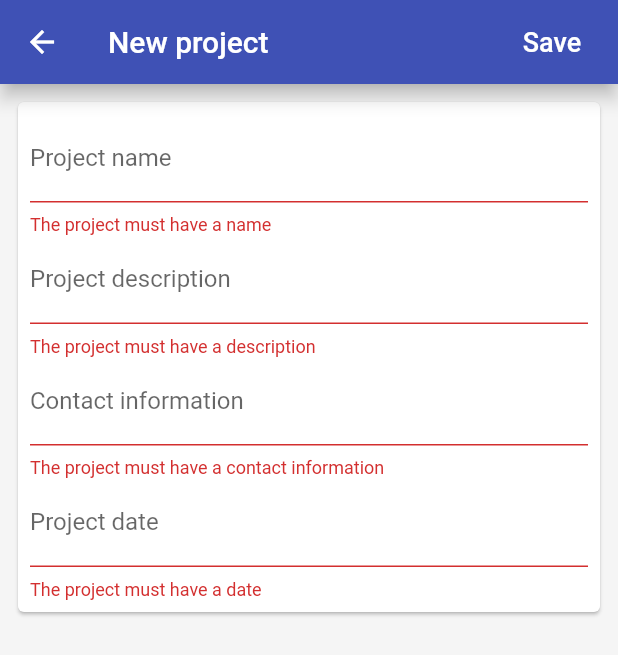
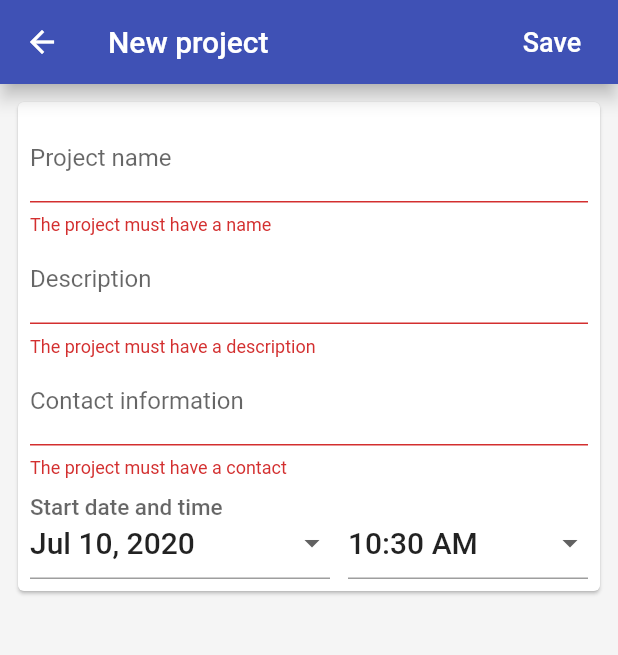
Before and after one commit to jlsegb/LoseYourself, a Flutter app: the ProjectManagementPage screen opened directly with empty values, after a tap on "Save", on a phone screen of 412 x 824 dp. Shown: the top 655 px of the screen. Run offline on Flutter 3.47's test engine with Material 2 defaults, Android fonts, the phone set to English and light mode, and no system bars; our stand-ins replace cloud_firestore, firebase_auth, google_sign_in; accounts and stored records are empty.

Commit message:
Date and time are now handled with different widgets
The date formatter, date time picker, and input dropdown are
original files from a course by Andrea Bizzotto. These have been
modified to one or other degree to make more sense for this app.

There are changes that have been introduced as using DateTime and
TimeOfDay to handle date and time respectively. Project management
now uses a date time picker and handles the conversion of
TimeOfDay and DateTime to/from String.

The validators class has been renamed to sign in validators

```diff
--- a/lib/app/home/models/project.dart
+++ b/lib/app/home/models/project.dart
@@ -1,32 +1,37 @@
 import 'package:flutter/foundation.dart';
+import 'package:flutter/material.dart';
 
 class Project {
   Project({
+    @required this.name,
     @required this.description,
-    @required this.name,
     @required this.contactInfo,
     @required this.date,
+    @required this.time,
     @required this.id,
   });
 
-  final String contactInfo;
   final String name;
   final String description;
+  final String contactInfo;
   final String date;
+  final String time;
   final String id;
 
   factory Project.fromMap(Map<String, dynamic> data, String projectId) {
     if (data != null) {
-      final String contactInfo = data['contactInfo'];
       final String name = data['name'];
       final String description = data['description'];
+      final String contactInfo = data['contactInfo'];
       final String date = data['date'];
+      final String time = data['time'];
 
       return Project(
         name: name,
+        description: description,
         contactInfo: contactInfo,
-        description: description,
         date: date,
+        time: time,
         id: projectId,
       );
     }
@@ -40,6 +45,8 @@ class Project {
       'contactInfo': contactInfo,
       'description': description,
       'date': date,
+      'time': time,
+      'id': id,
     };
   }
 }
--- /dev/null
+++ b/lib/app/home/projects/date_formatter.dart
@@ -0,0 +1,11 @@
+import 'package:intl/intl.dart';
+
+class DateFormatter {
+  static String dateToString(DateTime date) {
+    return DateFormat.yMMMd().format(date);
+  }
+
+  static DateTime stringToDate(String date) {
+    return DateFormat.yMMMd().parse(date);
+  }
+}
--- /dev/null
+++ b/lib/app/home/projects/date_time_picker.dart
@@ -0,0 +1,73 @@
+import 'dart:async';
+import 'package:flutter/material.dart';
+import 'date_formatter.dart';
+import 'input_dropdown.dart';
+
+class DateTimePicker extends StatelessWidget {
+  const DateTimePicker({
+    Key key,
+    this.labelText,
+    this.selectedDate,
+    this.selectedTime,
+    this.selectDate,
+    this.selectTime,
+  }) : super(key: key);
+
+  final String labelText;
+  final DateTime selectedDate;
+  final TimeOfDay selectedTime;
+  final ValueChanged<DateTime> selectDate;
+  final ValueChanged<TimeOfDay> selectTime;
+
+  Future<void> _selectDate(BuildContext context) async {
+    final pickedDate = await showDatePicker(
+      context: context,
+      initialDate: selectedDate,
+      firstDate: selectedDate,
+      lastDate: selectedDate.add(Duration(days: 180)),
+
+    );
+    if (pickedDate != null && pickedDate != selectedDate) {
+      selectDate(pickedDate);
+    }
+  }
+
+  Future<void> _selectTime(BuildContext context) async {
+    final pickedTime = await showTimePicker(
+        context: context,
+        initialTime: selectedTime,
+    );
+    if (pickedTime != null && pickedTime != selectedTime) {
+      selectTime(pickedTime);
+    }
+  }
+
+  @override
+  Widget build(BuildContext context) {
+    //TODO: check this style to make sure it is the same as the input forms
+    final valueStyle = Theme.of(context).textTheme.headline6;
+    return Row(
+      crossAxisAlignment: CrossAxisAlignment.end,
+      children: <Widget>[
+        Expanded(
+          flex: 5,
+          child: InputDropdown(
+            labelText: labelText,
+            valueText: DateFormatter.dateToString(selectedDate),
+            valueStyle: valueStyle,
+            onPressed: () => _selectDate(context),
+          ),
+        ),
+        SizedBox(width: 12.0),
+        Expanded(
+          flex: 4,
+          child: InputDropdown(
+            valueText: selectedTime.format(context),
+            valueStyle: valueStyle,
+            onPressed: () => _selectTime(context),
+          ),
+        ),
+      ],
+    );
+  }
+}
--- /dev/null
+++ b/lib/app/home/projects/input_dropdown.dart
@@ -0,0 +1,41 @@
+
+import 'package:flutter/material.dart';
+
+class InputDropdown extends StatelessWidget {
+  const InputDropdown({
+    Key key,
+    this.labelText,
+    this.valueText,
+    this.valueStyle,
+    this.onPressed,
+  }) : super(key: key);
+
+  final String labelText;
+  final String valueText;
+  final TextStyle valueStyle;
+  final VoidCallback onPressed;
+
+  @override
+  Widget build(BuildContext context) {
+    return InkWell(
+      onTap: onPressed,
+      child: InputDecorator(
+        decoration: InputDecoration(
+          labelText: labelText,
+        ),
+        baseStyle: valueStyle,
+        child: Row(
+          mainAxisAlignment: MainAxisAlignment.spaceBetween,
+          mainAxisSize: MainAxisSize.min,
+          children: <Widget>[
+            Text(valueText, style: valueStyle),
+            Icon(Icons.arrow_drop_down,
+                color: Theme.of(context).brightness == Brightness.light
+                    ? Colors.grey.shade700
+                    : Colors.white70),
+          ],
+        ),
+      ),
+    );
+  }
+}
--- a/lib/app/home/projects/project_details_page.dart
+++ b/lib/app/home/projects/project_details_page.dart
@@ -18,7 +18,10 @@ class ProjectDetailsPage extends StatelessWidget {
       context,
       listen: false,
     );
-    await Navigator.of(context).push(
+    await Navigator.of(
+      context,
+      rootNavigator: true,
+    ).push(
       MaterialPageRoute(
         builder: (context) => ProjectDetailsPage(
           database: database,
@@ -29,6 +32,10 @@ class ProjectDetailsPage extends StatelessWidget {
     );
   }
 
+/*  String _buildStringDate() {
+    return DateFormatter.dateToString(DateTime.parse(project.date));
+  }
+*/
   @override
   Widget build(BuildContext context) {
     return Scaffold(
@@ -124,7 +131,7 @@ class ProjectDetailsPage extends StatelessWidget {
         height: 4.0,
       ),
       Text(
-        project.date,
+        '${project.date} at ${project.time}',
         style: TextStyle(
           fontSize: 16.0,
           color: Colors.black87,
--- a/lib/app/home/projects/project_management_page.dart
+++ b/lib/app/home/projects/project_management_page.dart
@@ -1,6 +1,9 @@
 import 'package:flutter/material.dart';
 import 'package:flutter/services.dart';
+import 'package:intl/intl.dart';
 import 'package:just_serve/app/home/models/project.dart';
+import 'package:just_serve/app/home/projects/date_formatter.dart';
+import 'package:just_serve/app/home/projects/date_time_picker.dart';
 import 'package:just_serve/custom_widgets/firebase_platform_exception_alert_dialog.dart';
 import 'package:just_serve/custom_widgets/platform_alert_dialog.dart';
 import 'package:just_serve/services/database.dart';
@@ -21,7 +24,10 @@ class ProjectManagementPage extends StatefulWidget {
       context,
       listen: false,
     );
-    await Navigator.of(context).push(
+    await Navigator.of(
+      context,
+      rootNavigator: true,
+    ).push(
       MaterialPageRoute(
         builder: (context) => ProjectManagementPage(
           database: database,
@@ -41,7 +47,10 @@ class _ProjectManagementPageState extends State<ProjectManagementPage> {
   String _projectName;
   String _description;
   String _contactInfo;
-  String _projectDate;
+  String _dateString;
+  String _timeString;
+  DateTime _date = DateTime.now();
+  TimeOfDay _time = TimeOfDay.now();
   bool _isSaving = false;
 
   final FocusNode _nameFocusNode = FocusNode();
@@ -56,8 +65,27 @@ class _ProjectManagementPageState extends State<ProjectManagementPage> {
       _projectName = widget.project.name;
       _contactInfo = widget.project.contactInfo;
       _description = widget.project.description;
-      _projectDate = widget.project.date;
+      _dateString = widget.project.date;
+      _timeString = widget.project.time;
+      _date = _dateString != null
+          ? DateFormatter.stringToDate(_dateString)
+          : DateTime.now();
+      _time = _timeString != null
+          ? _stringToTimeOfDay(_timeString)
+          : TimeOfDay.now();
     }
+  }
+
+  TimeOfDay _stringToTimeOfDay(String tod) {
+    final format = DateFormat.jm(); //"6:00 AM"
+    return TimeOfDay.fromDateTime(format.parse(tod));
+  }
+
+  String _timeOfDayToString(TimeOfDay tod) {
+    final now = new DateTime.now();
+    final dt = DateTime(now.year, now.month, now.day, tod.hour, tod.minute);
+    final format = DateFormat.jm(); //"6:00 AM"
+    return format.format(dt);
   }
 
   void dispose() {
@@ -71,6 +99,8 @@ class _ProjectManagementPageState extends State<ProjectManagementPage> {
 
   bool _validateAndSaveForm() {
     final formState = _formKey.currentState;
+    _dateString = DateFormatter.dateToString(_date);
+    _timeString = _timeOfDayToString(_time);
 
     if (formState.validate() == true) {
       formState.save();
@@ -104,7 +134,8 @@ class _ProjectManagementPageState extends State<ProjectManagementPage> {
           name: _projectName,
           description: _description,
           contactInfo: _contactInfo,
-          date: _projectDate,
+          date: _dateString,
+          time: _timeString,
           id: widget.project?.id ?? widget.database.generateProjectIdFromTime(),
         );
         await widget.database.setProject(project);
@@ -199,17 +230,6 @@ class _ProjectManagementPageState extends State<ProjectManagementPage> {
     );
   }
 
-  void _dateEditingComplete() {
-    _formKey.currentState.save();
-    _lastTextFieldEditingComplete(_projectDate);
-  }
-
-  void _lastTextFieldEditingComplete(String value) {
-    if (value != null) {
-      _submit();
-    }
-  }
-
   List<Widget> _buildFormChildren() {
     return [
       TextFormField(
@@ -220,19 +240,18 @@ class _ProjectManagementPageState extends State<ProjectManagementPage> {
         textInputAction: TextInputAction.next,
         focusNode: _nameFocusNode,
         onEditingComplete: _nameEditingComplete,
-        validator: (value) =>
-            value.isNotEmpty ? null : 'The project must have a name',
+        validator: _nameValidator,
       ),
       TextFormField(
         initialValue: _description,
         enabled: !_isSaving,
-        decoration: InputDecoration(labelText: 'Project description'),
+        decoration: InputDecoration(labelText: 'Description'),
         textInputAction: TextInputAction.next,
         onSaved: (value) => _description = value,
         focusNode: _descriptionFocusNode,
         onEditingComplete: _descriptionEditingComplete,
-        validator: (value) =>
-            value.isNotEmpty ? null : 'The project must have a description',
+        validator: _descriptionValidator,
+        maxLines: null,
       ),
       TextFormField(
         initialValue: _contactInfo,
@@ -242,25 +261,49 @@ class _ProjectManagementPageState extends State<ProjectManagementPage> {
         onSaved: (value) => _contactInfo = value,
         focusNode: _contactInfoFocusNode,
         onEditingComplete: _contactInfoEditingComplete,
-        validator: (value) => value.isNotEmpty
-            ? null
-            : 'The project must have a contact information',
+        validator: _contactValidator,
       ),
-      TextFormField(
-        initialValue: _projectDate,
-        enabled: !_isSaving,
-        decoration: InputDecoration(
-          labelText: 'Project date',
-          hintText: 'MM/DD/YYYY',
-        ),
-        keyboardType: TextInputType.datetime,
-        textInputAction: TextInputAction.done,
-        onSaved: (value) => _projectDate = value,
-        focusNode: _dateFocusNode,
-        onEditingComplete: _dateEditingComplete,
-        validator: (value) =>
-            value.isNotEmpty ? null : 'The project must have a date',
+      DateTimePicker(
+        labelText: 'Start date and time',
+        selectDate: (date) => setState(() => _date = date),
+        selectTime: (time) => setState(() => _time = time),
+        selectedDate: _date,
+        selectedTime: _time,
       ),
     ];
   }
+
+  String _nameValidator(String name) {
+    return _isNamePresent(name)
+        ? _isNameShort(name)
+            ? null
+            : 'The name cannot be longer than 25 characters'
+        : 'The project must have a name';
+  }
+
+  bool _isNamePresent(String name) {
+    return name.isNotEmpty;
+  }
+
+  bool _isNameShort(String name) {
+    return name.length <= 25;
+  }
+
+  String _contactValidator(String contact) {
+    return _isContactValid(contact) ? null : 'The project must have a contact';
+  }
+
+  bool _isContactValid(String contact) {
+    return contact.isNotEmpty;
+  }
+
+  String _descriptionValidator(String description) {
+    return _isDescriptionValid(description)
+        ? null
+        : 'The project must have a description';
+  }
+
+  bool _isDescriptionValid(String description) {
+    return description.isNotEmpty;
+  }
 }
--- a/lib/app/sign_in/email_sign_in_bloc.dart
+++ b/lib/app/sign_in/email_sign_in_bloc.dart
@@ -1,5 +1,4 @@
 import 'dart:async';
-
 import 'package:flutter/foundation.dart';
 import 'package:just_serve/app/sign_in/email_sign_in_model.dart';
 import 'package:just_serve/services/auth.dart';
--- a/lib/app/sign_in/email_sign_in_model.dart
+++ b/lib/app/sign_in/email_sign_in_model.dart
@@ -1,4 +1,4 @@
-import 'package:just_serve/app/sign_in/validators.dart';
+import 'package:just_serve/app/sign_in/sign_in_validators.dart';
 
 enum EmailSignInFormType { signIn, register }
 
--- a/pubspec.yaml
+++ b/pubspec.yaml
@@ -32,6 +32,7 @@ dependencies:
   google_sign_in: ^4.5.1
   provider: ^4.1.3
   cloud_firestore: ^0.13.7
+  intl: ^0.16.1
 
 dev_dependencies:
   flutter_test:
```
Also changed, not shown: lib/app/sign_in/sign_in_validators.dart (renamed from lib/app/sign_in/validators.dart), pubspec.lock.
